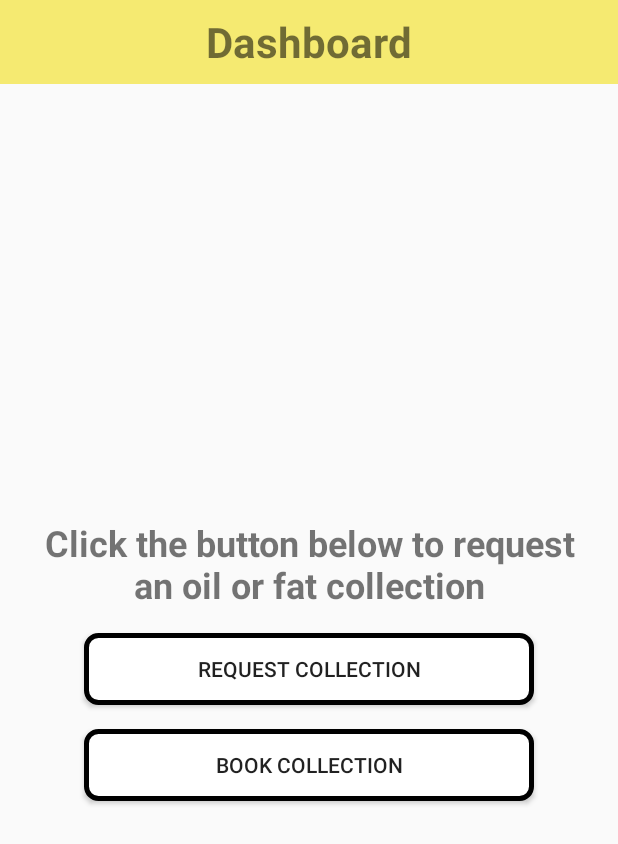
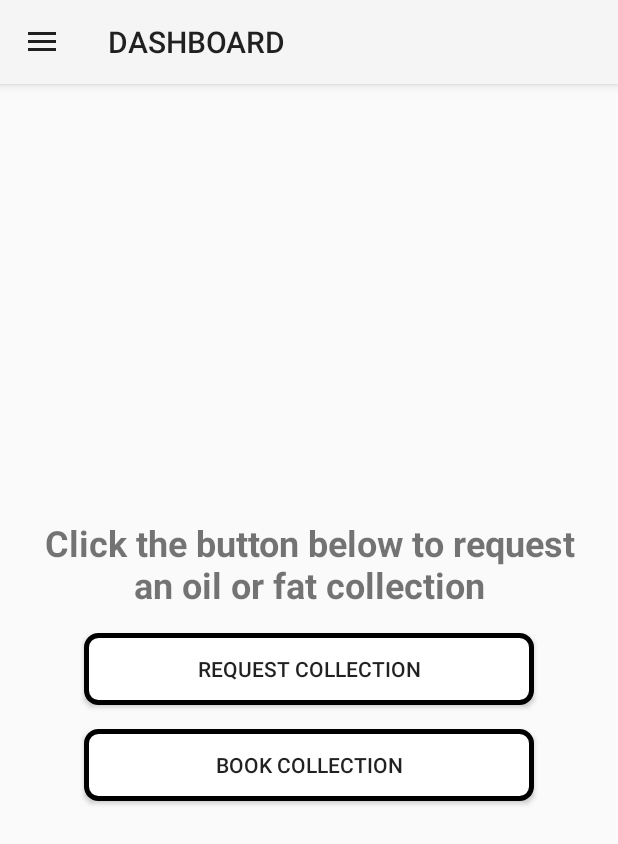
Before and after one commit to cristophergc/OilCollection, an Android app: the screen it shows after launch once a user with an empty profile is signed in (DashboardActivity), on a phone screen of 412 x 824 dp. Shown: the top 844 px of the screen. Run offline under Robolectric (Android 15) with nearby library versions, the phone set to English and light mode, and no system bars; our stand-ins replace Firebase (no records; nobody signed in at launch, a user with empty details on screens opened directly); Roboto replaces fonts that are not available here.

Commit message:
feature/add menu dashboard

```diff
--- a/app/build.gradle
+++ b/app/build.gradle
@@ -7,7 +7,7 @@ plugins {
 
 android {
     namespace 'com.example.oilcollection'
-    compileSdk 33
+    compileSdk 34
 
     defaultConfig {
         applicationId "com.example.oilcollection"
@@ -41,7 +41,8 @@ dependencies {
 
     implementation 'androidx.core:core-ktx:1.10.1'
     implementation 'androidx.appcompat:appcompat:1.6.1'
-    implementation 'com.google.android.material:material:1.9.0'
+    implementation 'com.google.android.material:material:1.11.0-alpha01'
+    implementation 'androidx.lifecycle:lifecycle-runtime-ktx:2.6.1'
     implementation "androidx.lifecycle:lifecycle-viewmodel-ktx:2.6.1"
     implementation "androidx.activity:activity-ktx:1.7.2"
     implementation 'androidx.constraintlayout:constraintlayout:2.1.4'
--- a/app/src/main/AndroidManifest.xml
+++ b/app/src/main/AndroidManifest.xml
@@ -9,7 +9,7 @@
         android:icon="@mipmap/ic_launcher"
         android:label="@string/app_name"
         android:supportsRtl="true"
-        android:theme="@style/CustomNoActionBarTheme"
+        android:theme="@style/Theme.AppCompat"
         tools:targetApi="31">
         <activity
             android:name=".features.SplashActivity"
@@ -27,7 +27,7 @@
             android:exported="false"
             android:label="DASHBOARD"
             android:screenOrientation="portrait"
-            android:theme="@style/CustomNoActionBarTheme" />
+            android:theme="@style/Theme.AppCompat.Light" />
         <activity
             android:name=".features.SignUpActivity"
             android:exported="false"
--- a/app/src/main/java/com/example/oilcollection/features/DashboardActivity.kt
+++ b/app/src/main/java/com/example/oilcollection/features/DashboardActivity.kt
@@ -2,23 +2,39 @@ package com.example.oilcollection.features
 
 import androidx.appcompat.app.AppCompatActivity
 import android.os.Bundle
+import android.view.MenuItem
+import androidx.appcompat.app.ActionBarDrawerToggle
+import androidx.drawerlayout.widget.DrawerLayout
+import com.example.oilcollection.R
 import com.example.oilcollection.databinding.ActivityDashboardBinding
 
 class DashboardActivity : AppCompatActivity() {
 
-    private var binding: ActivityDashboardBinding? = null
+    lateinit var drawerLayout: DrawerLayout
+    lateinit var actionBarDrawerToggle: ActionBarDrawerToggle
 
     override fun onCreate(savedInstanceState: Bundle?) {
         super.onCreate(savedInstanceState)
-        binding = ActivityDashboardBinding.inflate(layoutInflater)
-        setContentView(binding?.root)
-        setSupportActionBar(binding?.toolbarDashboard)
-        supportActionBar?.setDisplayShowTitleEnabled(false)
-        binding?.toolbarDashboard?.setNavigationOnClickListener { handleBackPressed() }
+        setContentView(R.layout.activity_dashboard)
 
+        // drawer layout instance to toggle the menu icon to open
+        // drawer and back button to close drawer
+        drawerLayout = findViewById(R.id.drawer_layout)
+        actionBarDrawerToggle =
+            ActionBarDrawerToggle(this, drawerLayout, R.string.nav_open, R.string.nav_close)
+
+        // pass the Open and Close toggle for the drawer layout listener
+        // to toggle the button
+        drawerLayout.addDrawerListener(actionBarDrawerToggle)
+        actionBarDrawerToggle.syncState()
+
+        // to make the Navigation drawer icon always appear on the action bar
+        supportActionBar?.setDisplayHomeAsUpEnabled(true)
     }
 
-    private fun handleBackPressed(){
-        finish()
+        override fun onOptionsItemSelected(item: MenuItem): Boolean {
+            return if (actionBarDrawerToggle.onOptionsItemSelected(item)) {
+                true
+            } else super.onOptionsItemSelected(item)
+        }
     }
-}
--- /dev/null
+++ b/app/src/main/res/drawable/ic_nav_sign_out.xml
@@ -0,0 +1,5 @@
+<vector android:height="24dp" android:tint="#000000"
+    android:viewportHeight="24" android:viewportWidth="24"
+    android:width="24dp" xmlns:android="http://schemas.android.com/apk/res/android">
+    <path android:fillColor="@android:color/white" android:pathData="M13,3h-2v10h2L13,3zM17.83,5.17l-1.42,1.42C17.99,7.86 19,9.81 19,12c0,3.87 -3.13,7 -7,7s-7,-3.13 -7,-7c0,-2.19 1.01,-4.14 2.58,-5.42L6.17,5.17C4.23,6.82 3,9.26 3,12c0,4.97 4.03,9 9,9s9,-4.03 9,-9c0,-2.74 -1.23,-5.18 -3.17,-6.83z"/>
+</vector>
--- /dev/null
+++ b/app/src/main/res/drawable/ic_nav_user.xml
@@ -0,0 +1,5 @@
+<vector android:height="24dp" android:tint="#000000"
+    android:viewportHeight="24" android:viewportWidth="24"
+    android:width="24dp" xmlns:android="http://schemas.android.com/apk/res/android">
+    <path android:fillColor="@android:color/white" android:pathData="M19,3h-4.18C14.4,1.84 13.3,1 12,1c-1.3,0 -2.4,0.84 -2.82,2L5,3c-1.1,0 -2,0.9 -2,2v14c0,1.1 0.9,2 2,2h14c1.1,0 2,-0.9 2,-2L21,5c0,-1.1 -0.9,-2 -2,-2zM12,3c0.55,0 1,0.45 1,1s-0.45,1 -1,1 -1,-0.45 -1,-1 0.45,-1 1,-1zM12,7c1.66,0 3,1.34 3,3s-1.34,3 -3,3 -3,-1.34 -3,-3 1.34,-3 3,-3zM18,19L6,19v-1.4c0,-2 4,-3.1 6,-3.1s6,1.1 6,3.1L18,19z"/>
+</vector>
--- a/app/src/main/res/layout/activity_dashboard.xml
+++ b/app/src/main/res/layout/activity_dashboard.xml
@@ -1,62 +1,24 @@
 <?xml version="1.0" encoding="utf-8"?>
-<LinearLayout xmlns:android="http://schemas.android.com/apk/res/android"
+<androidx.drawerlayout.widget.DrawerLayout
+    xmlns:android="http://schemas.android.com/apk/res/android"
+    xmlns:app="http://schemas.android.com/apk/res-auto"
+    xmlns:tools="http://schemas.android.com/tools"
+    android:id="@+id/drawer_layout"
     android:layout_width="match_parent"
     android:layout_height="match_parent"
-    android:orientation="vertical"
+    tools:context=".features.DashboardActivity"
+    tools:ignore="HardcodedText"
     >
 
-    <androidx.appcompat.widget.Toolbar
-        android:id="@+id/toolbar_dashboard"
+    <include
+        layout="@layout/dashboard_content"
         android:layout_width="match_parent"
-        android:layout_height="?attr/actionBarSize"
-        android:background="@color/companyColor"
-        android:theme="@style/CustomToolbarStyle">
+        android:layout_height="match_parent" />
 
-        <TextView
-            android:layout_width="wrap_content"
-            android:layout_height="wrap_content"
-            android:text="@string/dashboard"
-            android:layout_gravity="center"
-            android:textStyle="bold"
-            android:textSize="@dimen/nav_bar_title_size"
-            android:id="@+id/toolbar_title" />
+    <com.google.android.material.navigation.NavigationView
+        android:layout_width="wrap_content"
+        android:layout_height="match_parent"
+        android:layout_gravity="start"
+        app:menu="@menu/navigation_menu" />
 
-    </androidx.appcompat.widget.Toolbar>
-
-    <LinearLayout
-        android:layout_width="match_parent"
-        android:layout_height="match_parent"
-        android:layout_gravity="center"
-        android:gravity="center"
-        android:orientation="vertical">
-
-        <TextView
-            android:layout_width="wrap_content"
-            android:layout_height="wrap_content"
-            android:paddingEnd="@dimen/text_padding_mid_screen"
-            android:paddingStart="@dimen/text_padding_mid_screen"
-            android:text="@string/dashboard_collection_tittle"
-            android:textSize="@dimen/text_size_mid_screen"
-            android:gravity="center"
-            android:textStyle="bold"/>
-
-        <androidx.appcompat.widget.AppCompatButton
-            android:id="@+id/requestCollectionUpButton"
-            android:layout_width="300dp"
-            android:layout_height="wrap_content"
-            android:layout_gravity="center"
-            android:layout_margin="16dp"
-            android:text="@string/request_collection"
-            android:background="@drawable/button_bg"/>
-
-        <androidx.appcompat.widget.AppCompatButton
-            android:id="@+id/bookCollectionButton"
-            android:layout_width="300dp"
-            android:layout_height="wrap_content"
-            android:layout_gravity="center"
-            android:text="@string/book_collection"
-            android:background="@drawable/button_bg"/>
-
-    </LinearLayout>
-
-</LinearLayout>
+</androidx.drawerlayout.widget.DrawerLayout>
--- /dev/null
+++ b/app/src/main/res/layout/dashboard_content.xml
@@ -0,0 +1,48 @@
+<?xml version="1.0" encoding="utf-8"?>
+<LinearLayout
+    xmlns:android="http://schemas.android.com/apk/res/android"
+    xmlns:tools="http://schemas.android.com/tools"
+    android:layout_width="match_parent"
+    android:layout_height="match_parent"
+    android:orientation="vertical"
+    android:gravity="center"
+    tools:context=".features.DashboardActivity"
+    >
+
+    <LinearLayout
+        android:layout_width="match_parent"
+        android:layout_height="match_parent"
+        android:layout_gravity="center"
+        android:gravity="center"
+        android:orientation="vertical">
+
+        <TextView
+            android:layout_width="wrap_content"
+            android:layout_height="wrap_content"
+            android:paddingEnd="@dimen/text_padding_mid_screen"
+            android:paddingStart="@dimen/text_padding_mid_screen"
+            android:text="@string/dashboard_collection_tittle"
+            android:textSize="@dimen/text_size_mid_screen"
+            android:gravity="center"
+            android:textStyle="bold"/>
+
+        <androidx.appcompat.widget.AppCompatButton
+            android:id="@+id/requestCollectionUpButton"
+            android:layout_width="300dp"
+            android:layout_height="wrap_content"
+            android:layout_gravity="center"
+            android:layout_margin="16dp"
+            android:text="@string/request_collection"
+            android:background="@drawable/button_bg"/>
+
+        <androidx.appcompat.widget.AppCompatButton
+            android:id="@+id/bookCollectionButton"
+            android:layout_width="300dp"
+            android:layout_height="wrap_content"
+            android:layout_gravity="center"
+            android:text="@string/book_collection"
+            android:background="@drawable/button_bg"/>
+
+    </LinearLayout>
+
+</LinearLayout>
--- /dev/null
+++ b/app/src/main/res/menu/navigation_menu.xml
@@ -0,0 +1,17 @@
+<?xml version="1.0" encoding="utf-8"?>
+<menu xmlns:android="http://schemas.android.com/apk/res/android"
+    xmlns:tools="http://schemas.android.com/tools"
+    tools:ignore="HardcodedText">
+
+    <group android:checkableBehavior="single">
+        <item
+            android:id="@+id/nav_my_profile"
+            android:icon="@drawable/ic_nav_user"
+            android:title="@string/nav_my_profile"/>
+        <item
+            android:id="@+id/nav_sign_out"
+            android:icon="@drawable/ic_nav_sign_out"
+            android:title="@string/nav_sign_out"/>
+    </group>
+
+</menu>
--- a/app/src/main/res/values/strings.xml
+++ b/app/src/main/res/values/strings.xml
@@ -34,4 +34,12 @@
     <string name="bank_account_number_hint">Bank account number</string>
     <string name="password_form">Password:</string>
     <string name="confirm_password">Confirm Password:</string>
+
+    <string name="nav_my_profile">My profile</string>
+    <string name="nav_sign_out">Sign Out</string>
+    <string name="image_content_description">Image</string>
+
+    <string name="nav_open">Open</string>
+    <string name="nav_close">Close</string>
+
 </resources>
```
